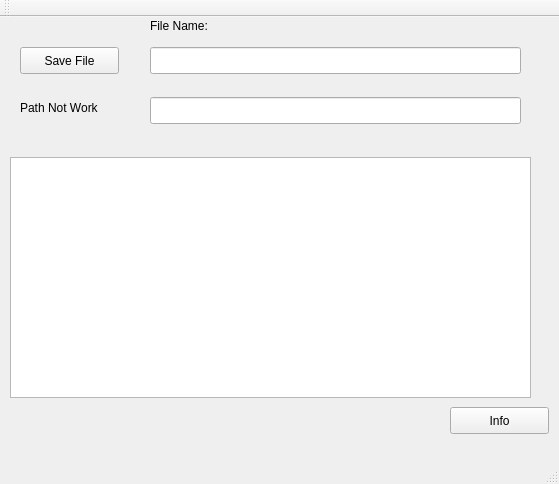
Before: the Qt Designer form EditorTexto/editortexto.ui in lucasnnobrega/Qt, drawn with Qt 5.
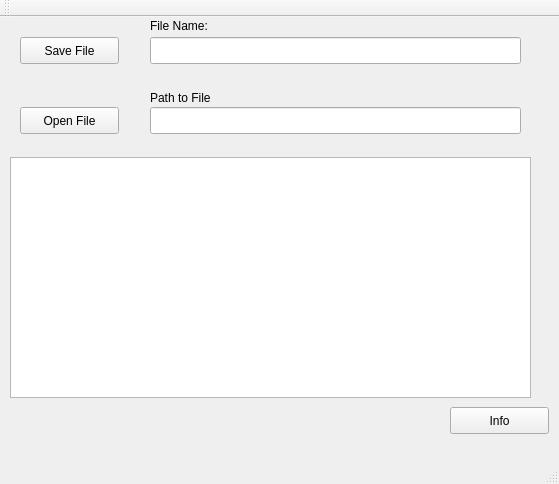
After: the same form once the commit is applied. Custom widgets are drawn as their Qt base class.

Commit message: Open file add, class File missing

The edit to the form file:
```diff
--- a/EditorTexto/editortexto.ui
+++ b/EditorTexto/editortexto.ui
@@ -28,7 +28,7 @@
     <property name="geometry">
      <rect>
       <x>20</x>
-      <y>30</y>
+      <y>20</y>
       <width>99</width>
       <height>27</height>
      </rect>
@@ -54,7 +54,7 @@
     <property name="geometry">
      <rect>
       <x>150</x>
-      <y>30</y>
+      <y>20</y>
       <width>371</width>
       <height>27</height>
      </rect>
@@ -77,7 +77,7 @@
     <property name="geometry">
      <rect>
       <x>150</x>
-      <y>80</y>
+      <y>90</y>
       <width>371</width>
       <height>27</height>
      </rect>
@@ -86,14 +86,27 @@
    <widget class="QLabel" name="label_2">
     <property name="geometry">
      <rect>
-      <x>20</x>
-      <y>70</y>
+      <x>150</x>
+      <y>60</y>
       <width>101</width>
       <height>41</height>
      </rect>
     </property>
     <property name="text">
-     <string>Path Not Work</string>
+     <string>Path to File</string>
+    </property>
+   </widget>
+   <widget class="QPushButton" name="OpenButton">
+    <property name="geometry">
+     <rect>
+      <x>20</x>
+      <y>90</y>
+      <width>99</width>
+      <height>27</height>
+     </rect>
+    </property>
+    <property name="text">
+     <string>Open File</string>
     </property>
    </widget>
   </widget>
```
Left out of the diff: 2 changed lines with no effect on the pictures. The commit also changes 3 other files.
